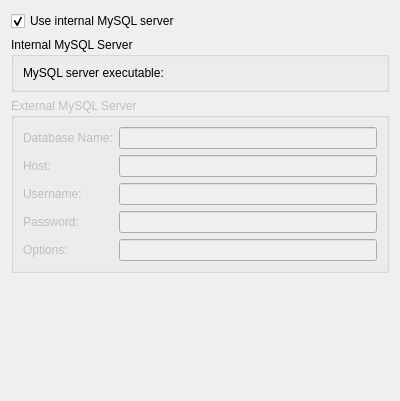
Before: the Qt Designer form kcm/serverconfigmodule.ui in KDE/kdepim-runtime, drawn with Qt 5.
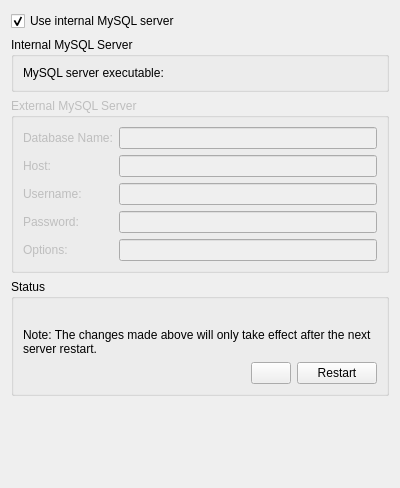
After: the same form once the commit is applied. Custom widgets are drawn as their Qt base class.

Commit message: Extend the API to control the Akonadi server and use that in the KCM and the systray application.

Patch:
```diff
--- a/kcm/serverconfigmodule.ui
+++ b/kcm/serverconfigmodule.ui
@@ -6,7 +6,7 @@
     <x>0</x>
     <y>0</y>
     <width>400</width>
-    <height>401</height>
+    <height>488</height>
    </rect>
   </property>
   <property name="windowTitle" >
@@ -126,6 +126,59 @@
      </layout>
     </widget>
    </item>
+   <item>
+    <widget class="QGroupBox" name="groupBox_3" >
+     <property name="title" >
+      <string>Status</string>
+     </property>
+     <layout class="QGridLayout" name="gridLayout" >
+      <item row="0" column="0" colspan="3" >
+       <widget class="QLabel" name="statusLabel" >
+        <property name="text" >
+         <string/>
+        </property>
+       </widget>
+      </item>
+      <item row="1" column="0" colspan="3" >
+       <widget class="QLabel" name="label_7" >
+        <property name="text" >
+         <string>Note: The changes made above will only take effect after the next server restart.</string>
+        </property>
+        <property name="wordWrap" >
+         <bool>true</bool>
+        </property>
+       </widget>
+      </item>
+      <item row="2" column="0" >
+       <spacer name="horizontalSpacer" >
+        <property name="orientation" >
+         <enum>Qt::Horizontal</enum>
+        </property>
+        <property name="sizeHint" stdset="0" >
+         <size>
+          <width>228</width>
+          <height>20</height>
+         </size>
+        </property>
+       </spacer>
+      </item>
+      <item row="2" column="1" >
+       <widget class="KPushButton" name="startStopButton" >
+        <property name="text" >
+         <string/>
+        </property>
+       </widget>
+      </item>
+      <item row="2" column="2" >
+       <widget class="KPushButton" name="restartButton" >
+        <property name="text" >
+         <string>Restart</string>
+        </property>
+       </widget>
+      </item>
+     </layout>
+    </widget>
+   </item>
    <item>
     <spacer name="verticalSpacer" >
      <property name="orientation" >
@@ -147,6 +200,11 @@
    <extends>QLineEdit</extends>
    <header>klineedit.h</header>
   </customwidget>
+  <customwidget>
+   <class>KPushButton</class>
+   <extends>QPushButton</extends>
+   <header>kpushbutton.h</header>
+  </customwidget>
   <customwidget>
    <class>KUrlRequester</class>
    <extends>QFrame</extends>
```
The commit also changes 4 other files.
